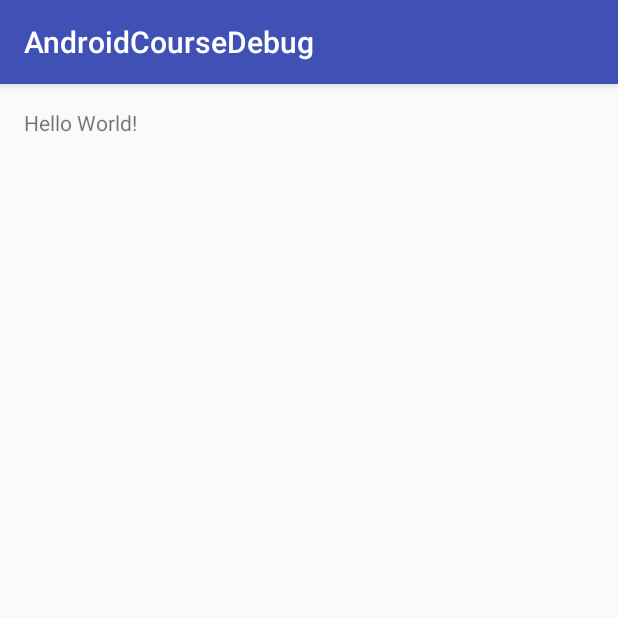
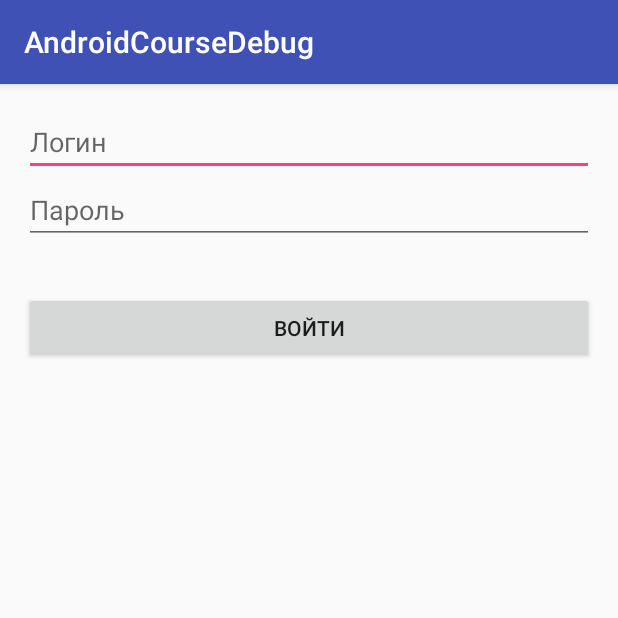
Before and after one commit to puz-ya/tinkoff.finteh.2017, an Android app: the screen it shows after launch (MainActivity before the commit, LoginActivity after it), on a phone screen of 412 x 824 dp, the top half of it. Run offline under Robolectric (Android 15) with nearby library versions, the phone set to English and light mode, and no system bars.

Commit message:
lesson3: add dialogsList activity + update gradle & libs & android plugin

```diff
--- a/app/build.gradle
+++ b/app/build.gradle
@@ -50,6 +50,7 @@ dependencies {
         exclude group: 'com.android.support', module: 'support-annotations'
     })
     compile 'com.android.support:appcompat-v7:25.2.0'
-    compile 'com.google.code.gson:gson:2.4'
+    compile 'com.google.code.gson:gson:2.7'
+    compile 'com.android.support:recyclerview-v7:25.2.0'
     testCompile 'junit:junit:4.12'
 }
--- /dev/null
+++ b/app/src/main/java/tinkoff/androidcourse/LoginActivity.java
@@ -0,0 +1,38 @@
+package tinkoff.androidcourse;
+
+import android.content.Intent;
+import android.os.Bundle;
+import android.support.v7.app.AppCompatActivity;
+import android.view.View;
+import android.widget.Button;
+import android.widget.EditText;
+
+public class LoginActivity extends AppCompatActivity {
+
+    private EditText login;
+    private EditText password;
+    private Button button;
+
+    @Override
+    protected void onCreate(Bundle savedInstanceState) {
+        super.onCreate(savedInstanceState);
+        setContentView(R.layout.activity_login);
+
+        login = (EditText) findViewById(R.id.edit_text_login);
+        password = (EditText) findViewById(R.id.edit_text_password);
+        button = (Button) findViewById(R.id.btn_enter);
+
+        button.setOnClickListener(new View.OnClickListener() {
+            @Override
+            public void onClick(View view) {
+                startNextScreen();
+            }
+        });
+    }
+
+    private void startNextScreen() {
+        Intent intent = new Intent(this, MainActivity.class);
+        intent.putExtra("LOGIN", login.getText().toString());
+        startActivity(intent);
+    }
+}
--- /dev/null
+++ b/app/src/main/java/tinkoff/androidcourse/OnItemClickListener.java
@@ -0,0 +1,6 @@
+package tinkoff.androidcourse;
+
+public interface OnItemClickListener {
+
+    void onItemClick(int position);
+}
--- a/app/src/main/java/tinkoff/androidcourse/Response.java
+++ /dev/null
@@ -1,13 +0,0 @@
-package tinkoff.androidcourse;
-
-import com.google.gson.annotations.SerializedName;
-
-/**
- * @author Vladimir Kokhanov
- */
-
-public class Response {
-
-    @SerializedName("value")
-    String value;
-}
--- /dev/null
+++ b/app/src/main/res/layout/activity_login.xml
@@ -0,0 +1,38 @@
+<LinearLayout xmlns:android="http://schemas.android.com/apk/res/android"
+    xmlns:tools="http://schemas.android.com/tools"
+    android:layout_width="match_parent"
+    android:layout_height="match_parent"
+    android:gravity="center_horizontal"
+    android:orientation="vertical"
+    android:paddingBottom="@dimen/activity_vertical_margin"
+    android:paddingLeft="@dimen/activity_horizontal_margin"
+    android:paddingRight="@dimen/activity_horizontal_margin"
+    android:paddingTop="@dimen/activity_vertical_margin"
+    tools:context="tinkoff.androidcourse.LoginActivity">
+
+    <EditText
+        android:id="@+id/edit_text_login"
+        android:layout_width="match_parent"
+        android:layout_height="wrap_content"
+        android:hint="@string/login"
+        android:maxLines="1"
+        android:singleLine="true" />
+
+    <EditText
+        android:id="@+id/edit_text_password"
+        android:layout_width="match_parent"
+        android:layout_height="wrap_content"
+        android:hint="@string/password"
+        android:imeActionId="@+id/login"
+        android:imeOptions="actionUnspecified"
+        android:inputType="textPassword"
+        android:maxLines="1"
+        android:singleLine="true" />
+
+    <Button
+        android:id="@+id/btn_enter"
+        android:layout_width="match_parent"
+        android:layout_height="wrap_content"
+        android:layout_marginTop="32dp"
+        android:text="@string/enter" />
+</LinearLayout>
--- a/app/src/main/res/layout/activity_main.xml
+++ b/app/src/main/res/layout/activity_main.xml
@@ -4,14 +4,11 @@
     android:id="@+id/activity_main"
     android:layout_width="match_parent"
     android:layout_height="match_parent"
-    android:paddingBottom="@dimen/activity_vertical_margin"
-    android:paddingLeft="@dimen/activity_horizontal_margin"
-    android:paddingRight="@dimen/activity_horizontal_margin"
-    android:paddingTop="@dimen/activity_vertical_margin"
     tools:context="tinkoff.androidcourse.MainActivity">
 
-    <TextView
-        android:layout_width="wrap_content"
-        android:layout_height="wrap_content"
-        android:text="Hello World!" />
+    <android.support.v7.widget.RecyclerView
+        android:id="@+id/recycler_view_dialogs"
+        android:layout_width="match_parent"
+        android:layout_height="match_parent"
+        android:scrollbars="vertical" />
 </RelativeLayout>
--- a/app/src/main/res/values/strings.xml
+++ b/app/src/main/res/values/strings.xml
@@ -1,3 +1,7 @@
 <resources>
     <string name="app_name">AndroidCourseDebug</string>
+
+    <string name="login">Логин</string>
+    <string name="password">Пароль</string>
+    <string name="enter">Войти</string>
 </resources>
--- a/build.gradle
+++ b/build.gradle
@@ -5,7 +5,7 @@ buildscript {
         jcenter()
     }
     dependencies {
-        classpath 'com.android.tools.build:gradle:2.2.3'
+        classpath 'com.android.tools.build:gradle:2.3.0'
 
         // NOTE: Do not place your application dependencies here; they belong
         // in the individual module build.gradle files
```
Also changed, not shown: app/src/main/AndroidManifest.xml (+6 -1 lines), app/src/main/java/tinkoff/androidcourse/DialogItem.java (added, +20 -0 lines), app/src/main/java/tinkoff/androidcourse/DialogsAdapter.java (added, +61 -0 lines), app/src/main/java/tinkoff/androidcourse/MainActivity.java (+37 -6 lines), app/src/main/res/layout/item_chat_dialog.xml (added, +29 -0 lines), gradle/wrapper/gradle-wrapper.properties.
